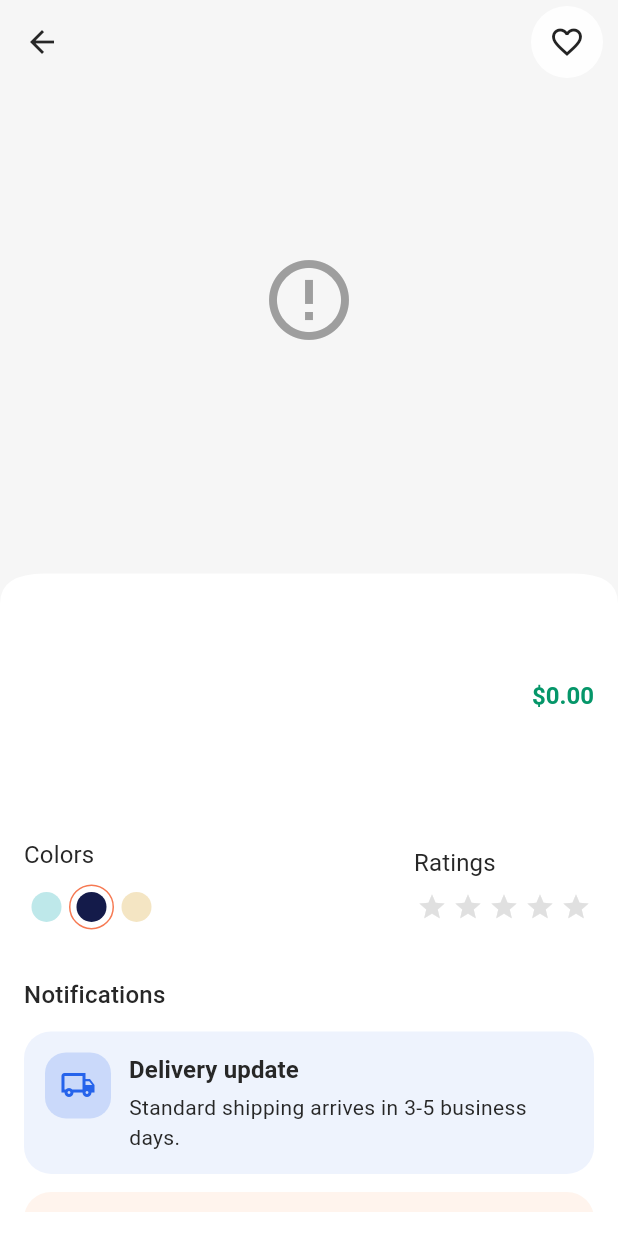
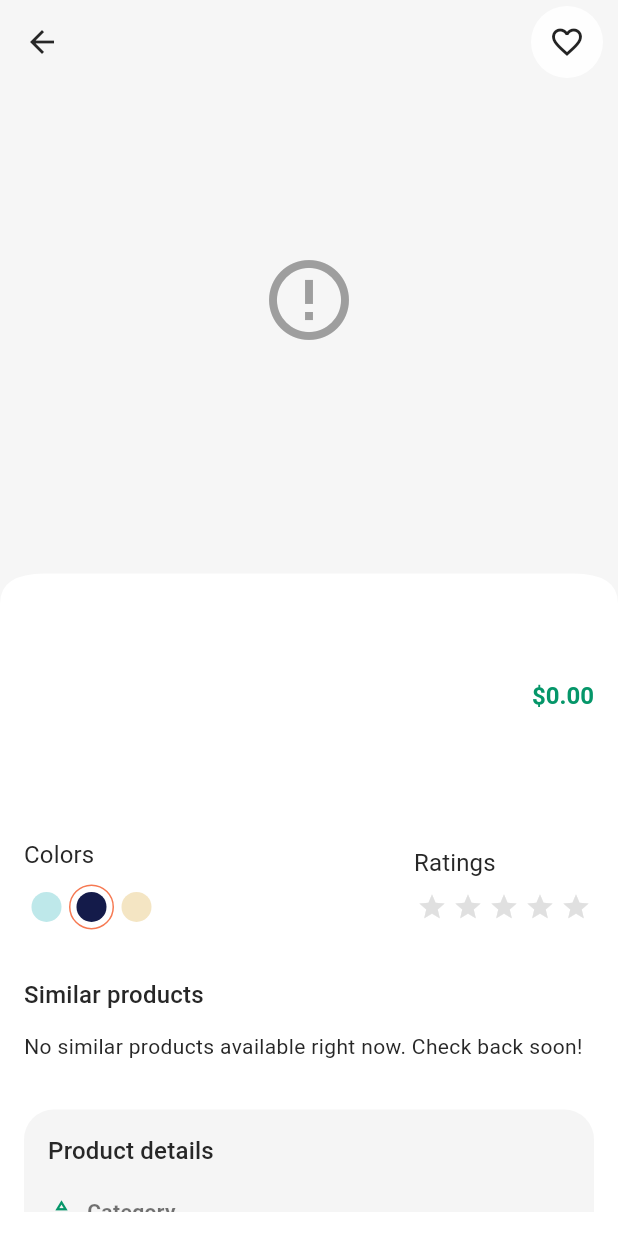
Before and after one commit to Vivek5kwt/shopping, a Flutter app: the DetailsScreen screen opened directly with empty values, on a phone screen of 412 x 824 dp. Run offline on Flutter 3.47's test engine with Material 3 defaults, Android fonts, the phone set to English and light mode, and no system bars; drawn by our look-alikes of flutter_rating_bar; our stand-ins replace cached_network_image, file_picker, firebase_core, fl_chart, flutter_easyloading, flutter_native_splash and 13 more; missing offline and left inert: cloudinary_public; accounts and stored records are empty; Roboto replaces fonts that are missing (Poppins); project files that could hold a hidden picture were left out.

Commit message:
Improve product details recommendations

```diff
--- a/lib/features/screens/details/details_screen.dart
+++ b/lib/features/screens/details/details_screen.dart
@@ -6,6 +6,7 @@ import 'package:shop/constants.dart';
 import 'package:shop/features/admin/features/models/product_model.dart';
 import 'package:shop/features/auth/controller/auth/auth_provider.dart';
 import 'package:shop/features/controllers/cart_controller/cart.dart';
+import 'package:shop/features/controllers/products/products_controller.dart';
 import 'package:shop/utils/appbar/custom_appbar.dart';
 import 'package:shop/utils/curv_widgets/curv_widget.dart';
 import 'package:shop/utils/favourite_icon/favourite_icon.dart';
@@ -17,6 +18,7 @@ import 'package:shop/utils/theme/colors.dart';
 import 'package:shop/utils/theme/helper.dart';
 
 import 'components/color_dot.dart';
+import 'package:shop/features/screens/home/components/product_card.dart';
 
 class DetailsScreen extends StatefulWidget {
   final ProductModel product;
@@ -29,27 +31,6 @@ class DetailsScreen extends StatefulWidget {
 class _DetailsScreenState extends State<DetailsScreen> {
   late final ValueNotifier<int> _selectedImageNotifier;
   late final ValueNotifier<int> _selectedColorNotifier;
-  final List<_DetailsNotification> _notificationHighlights = const [
-    _DetailsNotification(
-      title: 'Delivery update',
-      description: 'Standard shipping arrives in 3-5 business days.',
-      icon: Icons.local_shipping_outlined,
-      color: Color(0xFF2563EB),
-    ),
-    _DetailsNotification(
-      title: 'Low stock alert',
-      description: 'Only a few pieces left — order soon to reserve yours.',
-      icon: Icons.inventory_2_outlined,
-      color: Color(0xFFF97316),
-    ),
-    _DetailsNotification(
-      title: 'Easy returns',
-      description: 'Free 30-day returns and doorstep pickup available.',
-      icon: Icons.repeat,
-      color: Color(0xFF059669),
-    ),
-  ];
-
   // Define available colors
   final List<Color> availableColors = const [
     Color(0xFFBEE8EA),
@@ -62,6 +43,9 @@ class _DetailsScreenState extends State<DetailsScreen> {
     _selectedImageNotifier = ValueNotifier(0);
     final defaultColorIndex = availableColors.length > 1 ? 1 : 0;
     _selectedColorNotifier = ValueNotifier(defaultColorIndex);
+    WidgetsBinding.instance.addPostFrameCallback((_) {
+      _loadSimilarProducts();
+    });
   }
 
   @override
@@ -73,6 +57,14 @@ class _DetailsScreenState extends State<DetailsScreen> {
 
   bool _isNetworkImage(String imagePath) {
     return imagePath.startsWith('http');
+  }
+
+  void _loadSimilarProducts() {
+    final category = widget.product.category;
+    if (category.isEmpty) return;
+    final controller =
+        Provider.of<ProductsController>(context, listen: false);
+    controller.getCategoriesProducts(context, category);
   }
 
   Widget _buildPrimaryImage(BuildContext context, String image) {
@@ -137,7 +129,6 @@ class _DetailsScreenState extends State<DetailsScreen> {
   @override
   Widget build(BuildContext context) {
     final isDark = THelperFunctions.isDarkMode(context);
-    final theme = Theme.of(context);
     final overlayStyle = SystemUiOverlayStyle(
       statusBarColor: Colors.transparent,
       statusBarIconBrightness: isDark ? Brightness.light : Brightness.dark,
@@ -371,7 +362,7 @@ class _DetailsScreenState extends State<DetailsScreen> {
                             ],
                           ),
                           const SizedBox(height: TSizes.spaceBtwSections),
-                          _buildNotificationSection(theme),
+                          _buildSimilarProductsSection(context),
                           const SizedBox(height: TSizes.spaceBtwSections),
                           Container(
                             width: double.infinity,
@@ -485,74 +476,97 @@ class _DetailsScreenState extends State<DetailsScreen> {
     );
   }
 
-  Widget _buildNotificationSection(ThemeData theme) {
+  Widget _buildSimilarProductsSection(BuildContext context) {
+    final theme = Theme.of(context);
+
+    return Consumer<ProductsController>(
+      builder: (context, controller, child) {
+        final normalizedCategory = widget.product.category.toLowerCase();
+        final similarProducts = controller.productList.where((product) {
+          final matchesCategory = normalizedCategory.isEmpty
+              ? true
+              : product.category.toLowerCase() == normalizedCategory;
+          final isSameProduct = product.id == widget.product.id;
+          return matchesCategory && !isSameProduct;
+        }).toList();
+
+        if (controller.isLoading) {
           return Column(
             crossAxisAlignment: CrossAxisAlignment.start,
             children: [
-        Text(
-          'Notifications',
-          style: theme.textTheme.titleMedium,
-        ),
+              Text('Similar products', style: theme.textTheme.titleMedium),
               const SizedBox(height: 12),
-        ..._notificationHighlights.map(
-          (item) => Padding(
-            padding: const EdgeInsets.only(bottom: 12),
-            child: Container(
-              padding: const EdgeInsets.all(14),
-              decoration: BoxDecoration(
-                color: item.color.withOpacity(.08),
-                borderRadius: BorderRadius.circular(18),
-              ),
-              child: Row(
-                crossAxisAlignment: CrossAxisAlignment.start,
-                children: [
-                  Container(
-                    padding: const EdgeInsets.all(10),
-                    decoration: BoxDecoration(
-                      color: item.color.withOpacity(.18),
-                      borderRadius: BorderRadius.circular(14),
-                    ),
-                    child: Icon(item.icon, color: item.color),
-                  ),
-                  const SizedBox(width: 12),
-                  Expanded(
-                    child: Column(
-                      crossAxisAlignment: CrossAxisAlignment.start,
-                      children: [
-                        Text(
-                          item.title,
-                          style: theme.textTheme.titleSmall?.copyWith(
-                            fontWeight: FontWeight.w600,
-                          ),
-                        ),
-                        const SizedBox(height: 4),
-                        Text(
-                          item.description,
-                          style: theme.textTheme.bodyMedium,
-                        ),
-                      ],
-                    ),
-                  ),
-                ],
-              ),
+              SizedBox(
+                height: 230,
+                child: ListView.separated(
+                  scrollDirection: Axis.horizontal,
+                  itemCount: 4,
+                  separatorBuilder: (_, __) => const SizedBox(width: 16),
+                  itemBuilder: (context, index) => ProductCard(
+                    image: '',
+                    title: '',
+                    price: 0,
+                    bgColor: Colors.grey.shade200,
+                    press: () {},
+                    isLoading: true,
                   ),
                 ),
               ),
             ],
           );
         }
+
+        if (similarProducts.isEmpty) {
+          return Column(
+            crossAxisAlignment: CrossAxisAlignment.start,
+            children: [
+              Text('Similar products', style: theme.textTheme.titleMedium),
+              const SizedBox(height: 12),
+              Text(
+                'No similar products available right now. Check back soon!',
+                style: theme.textTheme.bodyMedium,
+              ),
+            ],
+          );
         }
 
-class _DetailsNotification {
-  final String title;
-  final String description;
-  final IconData icon;
-  final Color color;
+        return Column(
+          crossAxisAlignment: CrossAxisAlignment.start,
+          children: [
+            Text('Similar products', style: theme.textTheme.titleMedium),
+            const SizedBox(height: 12),
+            SizedBox(
+              height: 230,
+              child: ListView.separated(
+                scrollDirection: Axis.horizontal,
+                itemCount: similarProducts.length,
+                separatorBuilder: (_, __) => const SizedBox(width: 16),
+                itemBuilder: (context, index) {
+                  final product = similarProducts[index];
+                  final image =
+                      product.images.isNotEmpty ? product.images.first : '';
+                  final isNetworkImage = image.startsWith('http');
 
-  const _DetailsNotification({
-    required this.title,
-    required this.description,
-    required this.icon,
-    required this.color,
-  });
+                  return ProductCard(
+                    image: image,
+                    title: product.name,
+                    price: product.price,
+                    bgColor: Colors.grey.shade100,
+                    isNetwork: isNetworkImage,
+                    press: () {
+                      Navigator.of(context).push(
+                        MaterialPageRoute(
+                          builder: (_) => DetailsScreen(product: product),
+                        ),
+                      );
+                    },
+                  );
+                },
+              ),
+            ),
+          ],
+        );
+      },
+    );
   }
+}
```
Lines whose indentation alone changed are shown as unchanged.
